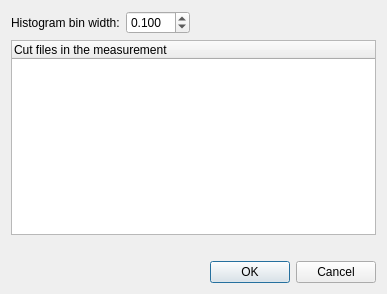
This is ui_files/ui_energy_spectrum_params.ui in JYU-IBA/potku as Qt 5 draws it before an edit. The edited form follows.
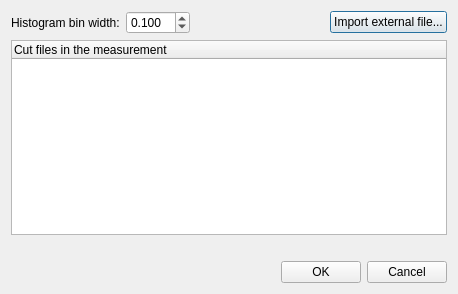
This is the edited form.

Commit message: The user can import external files when drawing simulation energy spectra. The user needs to be informed that their file needs to have a correct format.

What changed in the file:
```diff
--- a/ui_files/ui_energy_spectrum_params.ui
+++ b/ui_files/ui_energy_spectrum_params.ui
@@ -6,7 +6,7 @@
    <rect>
     <x>0</x>
     <y>0</y>
-    <width>387</width>
+    <width>458</width>
     <height>294</height>
    </rect>
   </property>
@@ -57,6 +57,13 @@
          </property>
         </spacer>
        </item>
+       <item>
+        <widget class="QPushButton" name="importPushButton">
+         <property name="text">
+          <string>Import external file...</string>
+         </property>
+        </widget>
+       </item>
       </layout>
      </item>
      <item>
```
The commit also changes 2 other files.
